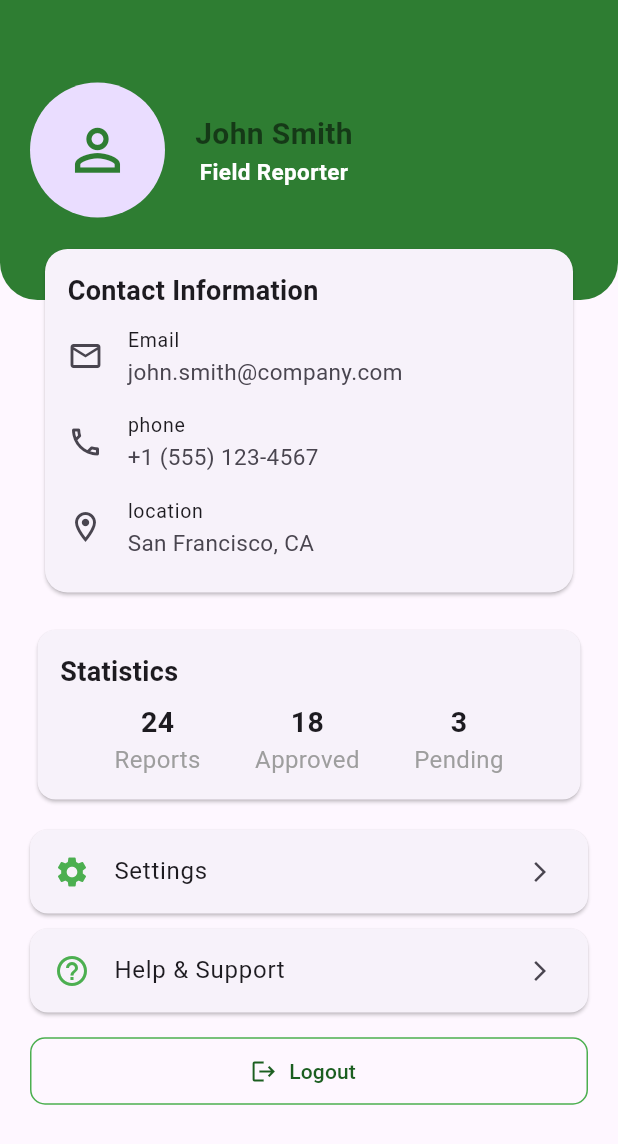
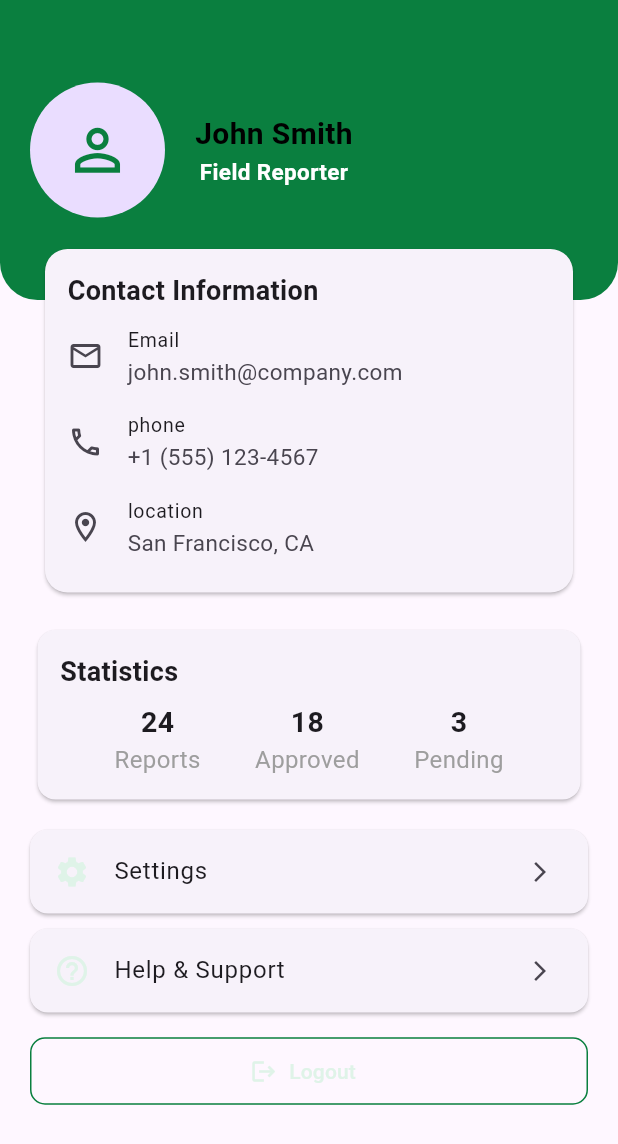
Before and after one commit to EslamAYassen/StadiumEye_user, a Flutter app: the ProfileScreen screen opened directly, on a phone screen of 412 x 824 dp. Shown: the top 1144 px of the screen. Run offline on Flutter 3.47's test engine with Material 3 defaults, Android fonts, the phone set to English and light mode, and no system bars; our stand-ins replace flutter_bloc.

Commit message:
feat:add app colors to profile feature

```diff
--- a/lib/profile_feature/presentation/views/widgets/custom_appbar.dart
+++ b/lib/profile_feature/presentation/views/widgets/custom_appbar.dart
@@ -1,5 +1,6 @@
 import 'package:flutter/material.dart';
 import 'package:stadium_eye/profile_feature/presentation/views/widgets/conect_information_card.dart';
+import 'package:stadium_eye/theme/app_colors.dart';
 
 class CustomAppbar extends StatelessWidget {
   const CustomAppbar({super.key});
@@ -13,7 +14,7 @@ class CustomAppbar extends StatelessWidget {
           width: double.infinity,
           height: 200,
           decoration: BoxDecoration(
-            color: Colors.green[800],
+            color: AppColors.primary,
             borderRadius: const BorderRadius.only(
               bottomRight: Radius.circular(25),
               bottomLeft: Radius.circular(25),
@@ -31,7 +32,7 @@ class CustomAppbar extends StatelessWidget {
                   child: Icon(
                     Icons.person_outline,
                     size: 45,
-                    color: Colors.green[800],
+                    color: AppColors.primary,
                   ),
                 ),
               ),
@@ -41,7 +42,7 @@ class CustomAppbar extends StatelessWidget {
                   Text(
                     'John Smith',
                     style: TextStyle(
-                      color: Colors.black54,
+                      color:AppColors.blackColor,
                       fontSize: 20,
                       fontWeight: FontWeight.bold,
                     ),
@@ -49,7 +50,7 @@ class CustomAppbar extends StatelessWidget {
                   Text(
                     'Field Reporter',
                     style: TextStyle(
-                      color: Colors.white,
+                      color: AppColors.whiteColor,
                       fontSize: 15,
                       fontWeight: FontWeight.bold,
                     ),
--- a/lib/profile_feature/presentation/views/widgets/item.dart
+++ b/lib/profile_feature/presentation/views/widgets/item.dart
@@ -1,4 +1,5 @@
 import 'package:flutter/material.dart';
+import 'package:stadium_eye/theme/app_colors.dart';
 
 class Item extends StatelessWidget {
   final String title;
@@ -11,7 +12,7 @@ class Item extends StatelessWidget {
     return Card(
       margin: EdgeInsets.symmetric(horizontal: 20, vertical: 5),
       child: ListTile(
-        leading: Icon(icon, color: Colors.green),
+        leading: Icon(icon, color:AppColors.lightGreen),
         title: Text(title),
         trailing: Icon(Icons.arrow_forward_ios, size: 16),
         onTap: () {},
--- a/lib/profile_feature/presentation/views/widgets/logout.dart
+++ b/lib/profile_feature/presentation/views/widgets/logout.dart
@@ -1,4 +1,5 @@
 import 'package:flutter/material.dart';
+import 'package:stadium_eye/theme/app_colors.dart';
 
 class LogOut extends StatelessWidget {
   const LogOut({super.key});
@@ -9,11 +10,11 @@ class LogOut extends StatelessWidget {
       padding: const EdgeInsets.symmetric(horizontal: 20),
       child: OutlinedButton.icon(
         onPressed: () {},
-        icon: Icon(Icons.logout, color: Colors.green[900]),
-        label: Text('Logout', style: TextStyle(color: Colors.green[900])),
+        icon: Icon(Icons.logout, color: AppColors.lightGreen),
+        label: Text('Logout', style: TextStyle(color: AppColors.lightGreen)),
         style: OutlinedButton.styleFrom(
           minimumSize: const Size(double.infinity, 45),
-          side: const BorderSide(color: Colors.green),
+          side: const BorderSide(color:AppColors.primary),
           shape: RoundedRectangleBorder(
             borderRadius: BorderRadius.circular(10),
           ),
```
